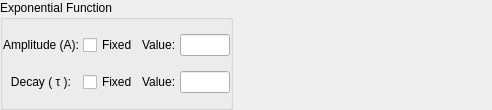
Qt form gui_exponential.ui (samo38/AucPeakFitter) before a commit.
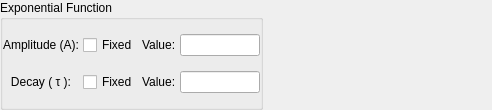
The same form after that commit.

What changed in the file:
```diff
--- a/gui_exponential.ui
+++ b/gui_exponential.ui
@@ -101,13 +101,13 @@
        <widget class="QLineEdit" name="le_amp">
         <property name="minimumSize">
          <size>
-          <width>50</width>
+          <width>80</width>
           <height>0</height>
          </size>
         </property>
         <property name="maximumSize">
          <size>
-          <width>50</width>
+          <width>80</width>
           <height>16777215</height>
          </size>
         </property>
@@ -120,13 +120,13 @@
        <widget class="QLineEdit" name="le_decay">
         <property name="minimumSize">
          <size>
-          <width>50</width>
+          <width>80</width>
           <height>0</height>
          </size>
         </property>
         <property name="maximumSize">
          <size>
-          <width>50</width>
+          <width>80</width>
           <height>16777215</height>
          </size>
         </property>
```
